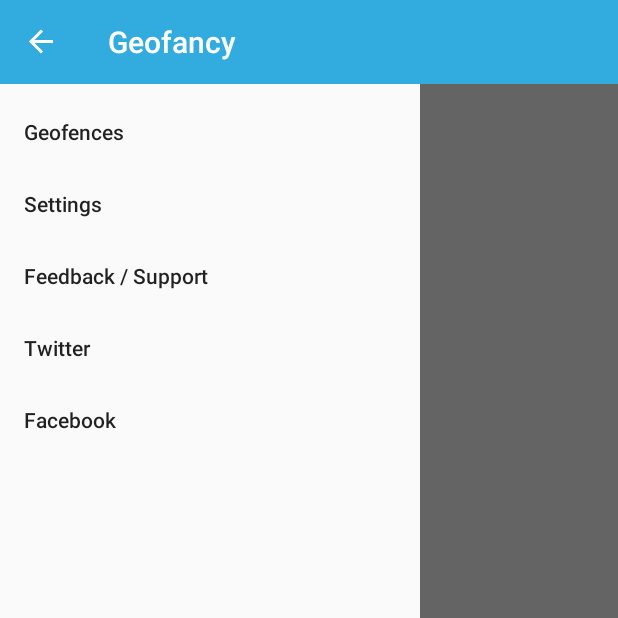
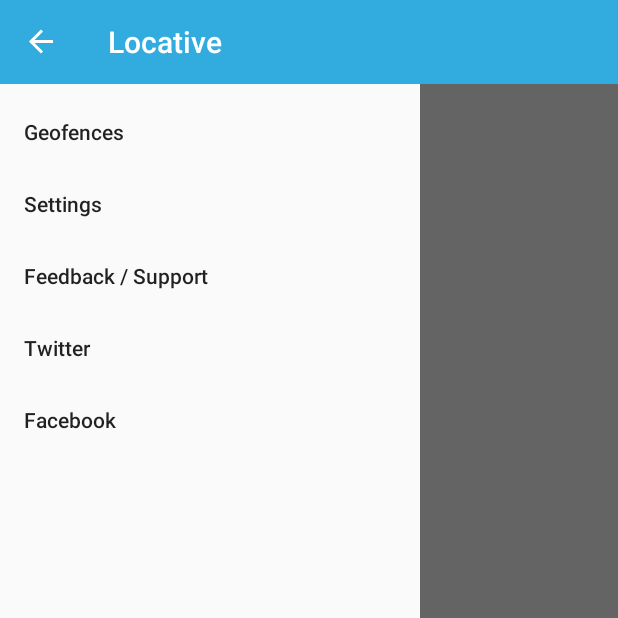
Before and after one commit to Jeremyyiu/LocationGeofencing, an Android app: the screen it shows after launch (GeofencesActivity), on a phone screen of 412 x 824 dp, the top half of it. Run offline under Robolectric (Android 15) with nearby library versions, the phone set to English and light mode, and no system bars; our stand-ins replace ButterKnife; libraries missing offline, so code that uses them is left out: retrofit.client, retrofit.http; 1 statement that could not run was skipped.

Commit message:
Rename app name in strings.xml and authority for content provider

```diff
--- a/app/src/main/res/values/donottranslate.xml
+++ b/app/src/main/res/values/donottranslate.xml
@@ -1,4 +1,4 @@
 <?xml version="1.0" encoding="utf-8"?>
 <resources>
-    <string name="authority">io.kida.geofancy</string>
+    <string name="authority">io.locative.app</string>
 </resources>
--- a/app/src/main/res/values/strings.xml
+++ b/app/src/main/res/values/strings.xml
@@ -1,7 +1,7 @@
 <?xml version="1.0" encoding="utf-8"?>
 <resources>
 
-    <string name="app_name">Geofancy</string>
+    <string name="app_name">Locative</string>
     <string name="title_geofences">Geofences</string>
     <string name="title_settings">Settings</string>
     <string name="title_support">Feedback / Support</string>
```
